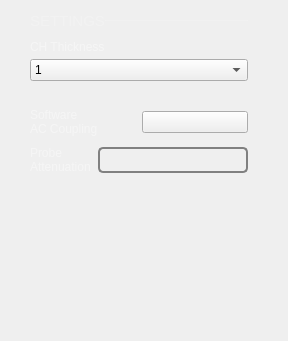
analogdevicesinc/scopy, file ui/channel_settings.ui: the form before one commit; both pictures show x 0 to 288 and y 197 to 538 of the 288 by 538 pixel window.
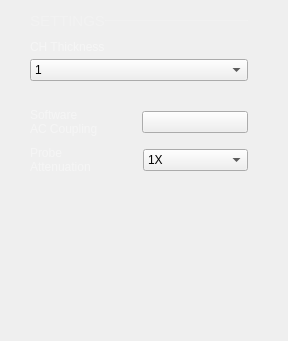
The form after the commit. Custom widgets are drawn as their Qt base class.

Commit message:
Osc: use a ComboBox with 4 options for the probe attenuation
The available probe attenuation options are: 0.1x, 1x, 10x, 100x.

```diff
--- a/ui/channel_settings.ui
+++ b/ui/channel_settings.ui
@@ -775,28 +775,30 @@
           </widget>
          </item>
          <item>
-          <widget class="QLineEdit" name="probe_attenuation">
-           <property name="styleSheet">
-            <string notr="true">QLineEdit {
-height: 22px;
-color: white;
-font-family: &quot;monospace&quot; 12;
-border: 2px solid;
-border-color: grey;
-border-radius: 5px;
-padding: 0 8px;
-background: transparent;
-selection-background-color: darkgray;
-}
-QLineEdit[invalid=true] {
-border-color: red;
-color: red;
-}
-QLineEdit[valid=true] {
-border-color: grey;
-color: white;
-}</string>
+          <widget class="QComboBox" name="probe_attenuation">
+           <property name="currentIndex">
+            <number>1</number>
            </property>
+           <item>
+            <property name="text">
+             <string>0.1X</string>
+            </property>
+           </item>
+           <item>
+            <property name="text">
+             <string>1X</string>
+            </property>
+           </item>
+           <item>
+            <property name="text">
+             <string>10X</string>
+            </property>
+           </item>
+           <item>
+            <property name="text">
+             <string>100X</string>
+            </property>
+           </item>
           </widget>
          </item>
         </layout>
```
Left out of the diff: 2 changed lines with no effect on the pictures. The commit also changes 1 other file.
